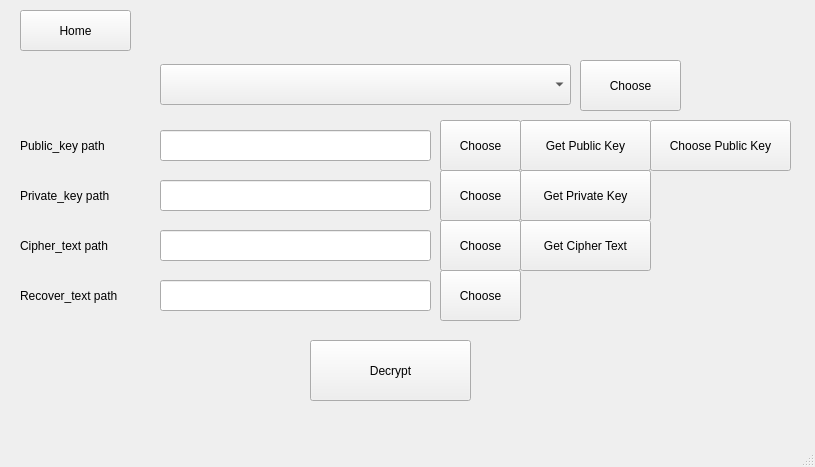
First picture: the form in main/DATA_USER_ABE/du_abe_gui.ui, repository WanThinnn/Cryptography-Project, before the edit.
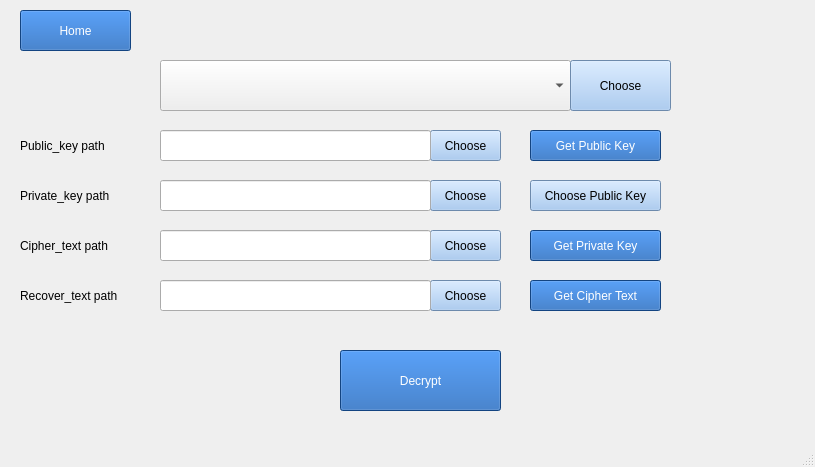
Second picture: the form after the edit.

What changed in the file:
```diff
--- a/main/DATA_USER_ABE/du_abe_gui.ui
+++ b/main/DATA_USER_ABE/du_abe_gui.ui
@@ -23,6 +23,10 @@
       <height>41</height>
      </rect>
     </property>
+    <property name="styleSheet">
+     <string notr="true">color: rgb(255, 255, 255);
+	background-color: rgb(26, 95, 180);</string>
+    </property>
     <property name="text">
      <string>Home</string>
     </property>
@@ -30,12 +34,16 @@
    <widget class="QPushButton" name="getPriBtn">
     <property name="geometry">
      <rect>
-      <x>520</x>
-      <y>170</y>
+      <x>530</x>
+      <y>230</y>
       <width>131</width>
-      <height>51</height>
+      <height>31</height>
      </rect>
     </property>
+    <property name="styleSheet">
+     <string notr="true">color: rgb(255, 255, 255);
+	background-color: rgb(26, 95, 180);</string>
+    </property>
     <property name="text">
      <string>Get Private Key</string>
     </property>
@@ -56,12 +64,16 @@
    <widget class="QPushButton" name="getCipBtn">
     <property name="geometry">
      <rect>
-      <x>520</x>
-      <y>220</y>
+      <x>530</x>
+      <y>280</y>
       <width>131</width>
-      <height>51</height>
+      <height>31</height>
      </rect>
     </property>
+    <property name="styleSheet">
+     <string notr="true">color: rgb(255, 255, 255);
+	background-color: rgb(26, 95, 180);</string>
+    </property>
     <property name="text">
      <string>Get Cipher Text</string>
     </property>
@@ -82,12 +94,16 @@
    <widget class="QPushButton" name="getPubBtn">
     <property name="geometry">
      <rect>
-      <x>520</x>
-      <y>120</y>
+      <x>530</x>
+      <y>130</y>
       <width>131</width>
-      <height>51</height>
+      <height>31</height>
      </rect>
     </property>
+    <property name="styleSheet">
+     <string notr="true">color: rgb(255, 255, 255);
+	background-color: rgb(26, 95, 180);</string>
+    </property>
     <property name="text">
      <string>Get Public Key</string>
     </property>
@@ -121,12 +137,15 @@
    <widget class="QPushButton" name="getPubPath">
     <property name="geometry">
      <rect>
-      <x>440</x>
-      <y>120</y>
-      <width>81</width>
-      <height>51</height>
+      <x>430</x>
+      <y>130</y>
+      <width>71</width>
+      <height>31</height>
      </rect>
     </property>
+    <property name="styleSheet">
+     <string notr="true">background-color: rgb(153, 193, 241);</string>
+    </property>
     <property name="text">
      <string>Choose</string>
     </property>
@@ -134,12 +153,15 @@
    <widget class="QPushButton" name="getPriPath">
     <property name="geometry">
      <rect>
-      <x>440</x>
-      <y>170</y>
-      <width>81</width>
-      <height>51</height>
+      <x>430</x>
+      <y>180</y>
+      <width>71</width>
+      <height>31</height>
      </rect>
     </property>
+    <property name="styleSheet">
+     <string notr="true">background-color: rgb(153, 193, 241);</string>
+    </property>
     <property name="text">
      <string>Choose</string>
     </property>
@@ -147,12 +169,15 @@
    <widget class="QPushButton" name="getCipPath">
     <property name="geometry">
      <rect>
-      <x>440</x>
-      <y>220</y>
-      <width>81</width>
-      <height>51</height>
+      <x>430</x>
+      <y>230</y>
+      <width>71</width>
+      <height>31</height>
      </rect>
     </property>
+    <property name="styleSheet">
+     <string notr="true">background-color: rgb(153, 193, 241);</string>
+    </property>
     <property name="text">
      <string>Choose</string>
     </property>
@@ -160,12 +185,15 @@
    <widget class="QPushButton" name="getRecPath">
     <property name="geometry">
      <rect>
-      <x>440</x>
-      <y>270</y>
-      <width>81</width>
-      <height>51</height>
+      <x>430</x>
+      <y>280</y>
+      <width>71</width>
+      <height>31</height>
      </rect>
     </property>
+    <property name="styleSheet">
+     <string notr="true">background-color: rgb(153, 193, 241);</string>
+    </property>
     <property name="text">
      <string>Choose</string>
     </property>
@@ -174,21 +202,25 @@
     <property name="geometry">
      <rect>
       <x>160</x>
-      <y>64</y>
+      <y>60</y>
       <width>411</width>
-      <height>41</height>
+      <height>51</height>
      </rect>
     </property>
    </widget>
    <widget class="QPushButton" name="decryptBtn">
     <property name="geometry">
      <rect>
-      <x>310</x>
-      <y>340</y>
+      <x>340</x>
+      <y>350</y>
       <width>161</width>
       <height>61</height>
      </rect>
     </property>
+    <property name="styleSheet">
+     <string notr="true">color: rgb(255, 255, 255);
+	background-color: rgb(26, 95, 180);</string>
+    </property>
     <property name="text">
      <string>Decrypt</string>
     </property>
@@ -196,12 +228,15 @@
    <widget class="QPushButton" name="getTableBtn">
     <property name="geometry">
      <rect>
-      <x>580</x>
+      <x>570</x>
       <y>60</y>
       <width>101</width>
       <height>51</height>
      </rect>
     </property>
+    <property name="styleSheet">
+     <string notr="true">background-color: rgb(153, 193, 241);</string>
+    </property>
     <property name="text">
      <string>Choose</string>
     </property>
@@ -209,12 +244,15 @@
    <widget class="QPushButton" name="getPubBtn_2">
     <property name="geometry">
      <rect>
-      <x>650</x>
-      <y>120</y>
-      <width>141</width>
-      <height>51</height>
+      <x>530</x>
+      <y>180</y>
+      <width>131</width>
+      <height>31</height>
      </rect>
     </property>
+    <property name="styleSheet">
+     <string notr="true">background-color: rgb(153, 193, 241);</string>
+    </property>
     <property name="text">
      <string>Choose Public Key</string>
     </property>
```
Left out of the diff: 2 changed lines with no effect on the pictures.
